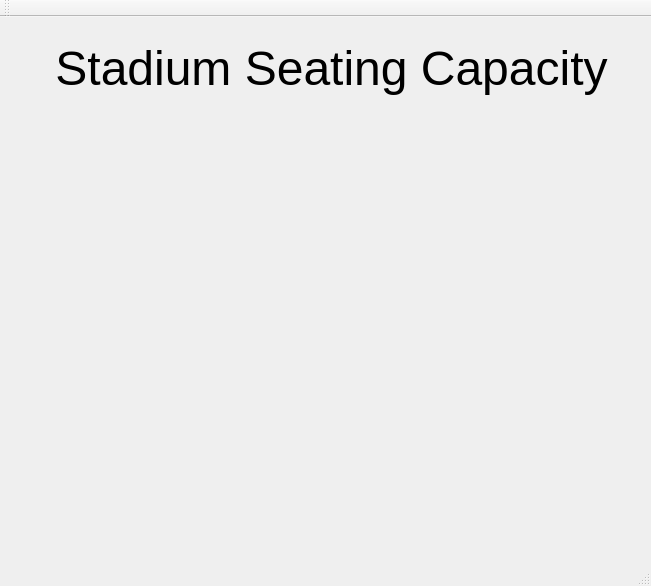
First picture: the form in mainwindow.ui, repository Jesus0342/CS1D-Project-2, before the edit.
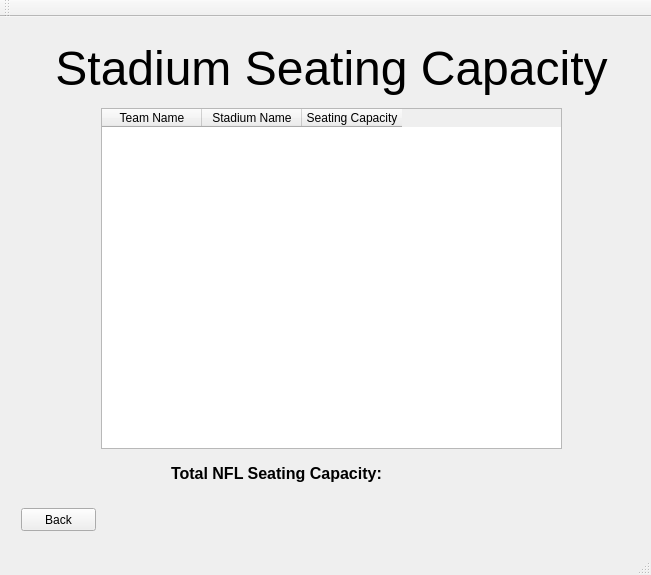
Second picture: the form after the edit. The open tabs and pages were chosen to show the change.

```diff
--- a/mainwindow.ui
+++ b/mainwindow.ui
@@ -7,7 +7,7 @@
     <x>0</x>
     <y>0</y>
     <width>651</width>
-    <height>586</height>
+    <height>575</height>
    </rect>
   </property>
   <property name="windowTitle">
@@ -400,6 +400,70 @@
          <string>&lt;html&gt;&lt;head/&gt;&lt;body&gt;&lt;p align=&quot;center&quot;&gt;&lt;span style=&quot; font-size:36pt;&quot;&gt;Stadium Seating Capacity&lt;/span&gt;&lt;/p&gt;&lt;/body&gt;&lt;/html&gt;</string>
         </property>
        </widget>
+       <widget class="QTableWidget" name="tableWidget_seatingCapacity">
+        <property name="geometry">
+         <rect>
+          <x>90</x>
+          <y>80</y>
+          <width>461</width>
+          <height>341</height>
+         </rect>
+        </property>
+        <column>
+         <property name="text">
+          <string>Team Name</string>
+         </property>
+        </column>
+        <column>
+         <property name="text">
+          <string>Stadium Name</string>
+         </property>
+        </column>
+        <column>
+         <property name="text">
+          <string>Seating Capacity</string>
+         </property>
+        </column>
+       </widget>
+       <widget class="QPushButton" name="pushButton_backSeatingCapacity">
+        <property name="geometry">
+         <rect>
+          <x>10</x>
+          <y>480</y>
+          <width>75</width>
+          <height>23</height>
+         </rect>
+        </property>
+        <property name="text">
+         <string>Back</string>
+        </property>
+       </widget>
+       <widget class="QLabel" name="label_totalCapacityTxt">
+        <property name="geometry">
+         <rect>
+          <x>160</x>
+          <y>430</y>
+          <width>231</width>
+          <height>31</height>
+         </rect>
+        </property>
+        <property name="text">
+         <string>&lt;html&gt;&lt;head/&gt;&lt;body&gt;&lt;p&gt;&lt;span style=&quot; font-size:12pt; font-weight:600;&quot;&gt;Total NFL Seating Capacity:&lt;/span&gt;&lt;/p&gt;&lt;/body&gt;&lt;/html&gt;</string>
+        </property>
+       </widget>
+       <widget class="QLabel" name="label_totalCapacity">
+        <property name="geometry">
+         <rect>
+          <x>390</x>
+          <y>430</y>
+          <width>131</width>
+          <height>31</height>
+         </rect>
+        </property>
+        <property name="text">
+         <string>&lt;html&gt;&lt;head/&gt;&lt;body&gt;&lt;p&gt;&lt;br/&gt;&lt;/p&gt;&lt;/body&gt;&lt;/html&gt;</string>
+        </property>
+       </widget>
       </widget>
       <widget class="QWidget" name="page_viewSurfaceType">
        <widget class="QLabel" name="label_viewTeamInfo">
```
Left out of the diff: 2 changed lines with no effect on the pictures.
